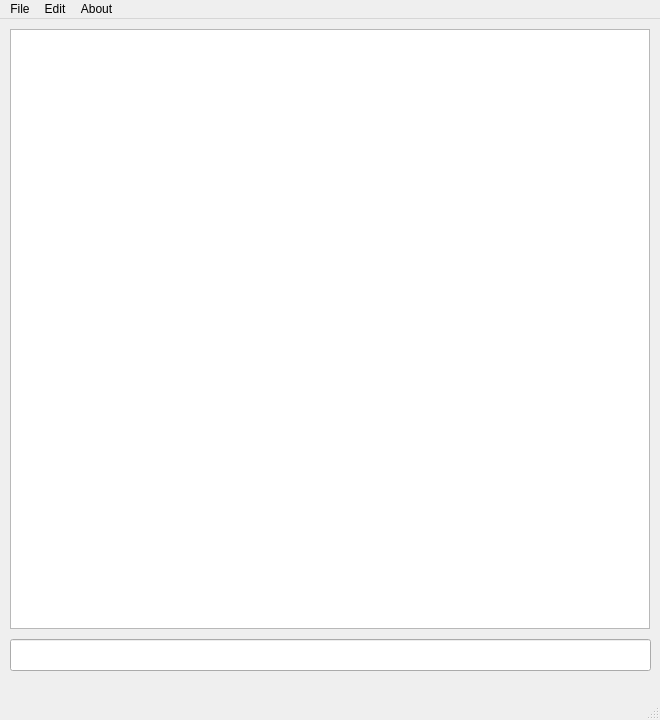
First picture: the form in cmd/qtrepl/MayaQt/replmainwindow.ui, repository DrItanium/maya, before the edit.
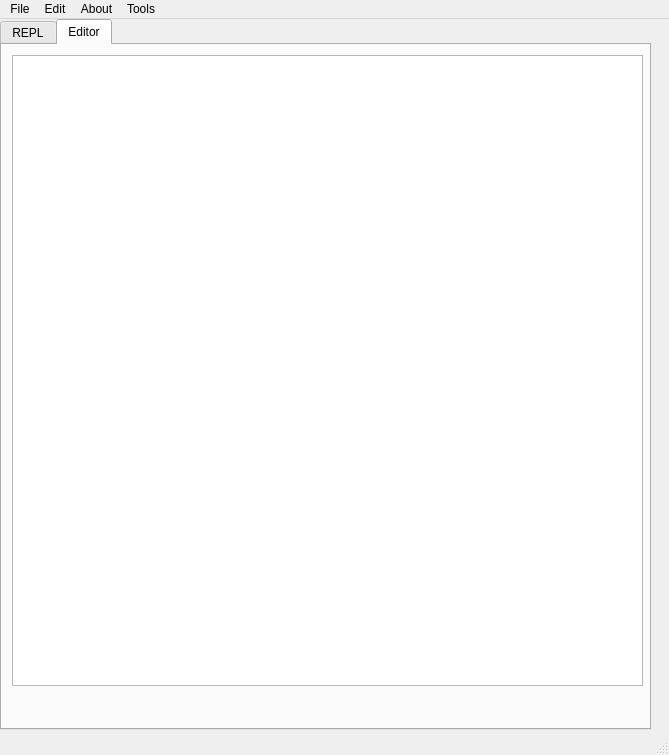
Second picture: the form after the edit.

Commit message: Added a tab view for editor and REPL views

What changed in the file:
```diff
--- a/cmd/qtrepl/MayaQt/replmainwindow.ui
+++ b/cmd/qtrepl/MayaQt/replmainwindow.ui
@@ -6,21 +6,37 @@
    <rect>
     <x>0</x>
     <y>0</y>
-    <width>660</width>
-    <height>720</height>
+    <width>669</width>
+    <height>755</height>
    </rect>
   </property>
   <property name="windowTitle">
    <string>REPLMainWindow</string>
   </property>
   <widget class="QWidget" name="centralwidget">
+   <widget class="QTabWidget" name="tabWidget">
+    <property name="geometry">
+     <rect>
+      <x>0</x>
+      <y>0</y>
+      <width>651</width>
+      <height>711</height>
+     </rect>
+    </property>
+    <property name="currentIndex">
+     <number>1</number>
+    </property>
+    <widget class="QWidget" name="tab">
+     <attribute name="title">
+      <string>REPL</string>
+     </attribute>
    <widget class="QTextEdit" name="textEdit">
     <property name="geometry">
      <rect>
-      <x>10</x>
+        <x>0</x>
       <y>10</y>
       <width>640</width>
-      <height>600</height>
+        <height>621</height>
      </rect>
     </property>
     <property name="readOnly">
@@ -30,20 +46,37 @@
    <widget class="QLineEdit" name="lineEdit">
     <property name="geometry">
      <rect>
-      <x>10</x>
-      <y>620</y>
+        <x>0</x>
+        <y>640</y>
       <width>641</width>
       <height>32</height>
      </rect>
     </property>
    </widget>
   </widget>
+    <widget class="QWidget" name="tab_2">
+     <attribute name="title">
+      <string>Editor</string>
+     </attribute>
+     <widget class="QTextEdit" name="textEdit_2">
+      <property name="geometry">
+       <rect>
+        <x>10</x>
+        <y>10</y>
+        <width>631</width>
+        <height>631</height>
+       </rect>
+      </property>
+     </widget>
+    </widget>
+   </widget>
+  </widget>
   <widget class="QMenuBar" name="menubar">
    <property name="geometry">
     <rect>
      <x>0</x>
      <y>0</y>
-     <width>660</width>
+     <width>669</width>
      <height>23</height>
     </rect>
    </property>
@@ -67,9 +100,16 @@
     </property>
     <addaction name="actionClear_Console"/>
    </widget>
+   <widget class="QMenu" name="menuTools">
+    <property name="title">
+     <string>Tools</string>
+    </property>
+    <addaction name="actionCheck"/>
+   </widget>
    <addaction name="menumaya"/>
    <addaction name="menuEdit"/>
    <addaction name="menuAbout"/>
+   <addaction name="menuTools"/>
   </widget>
   <widget class="QStatusBar" name="statusbar"/>
   <action name="actionExit">
```
Left out of the diff: 5 changed lines with no effect on the pictures. Lines whose indentation alone changed are shown as unchanged.
